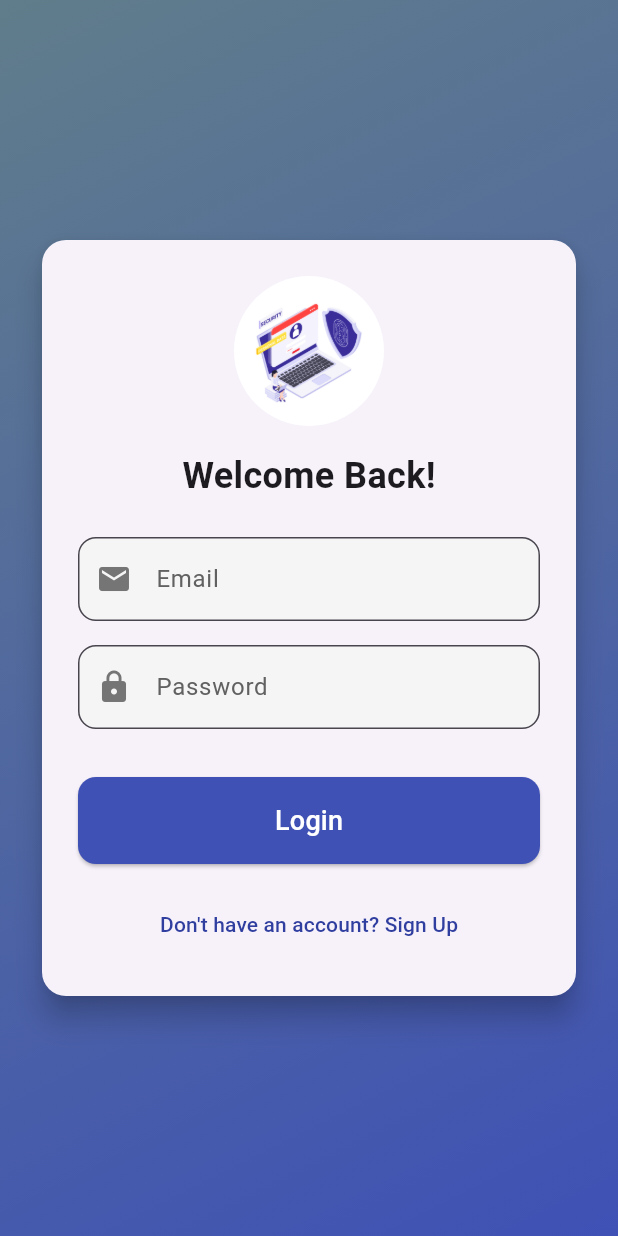
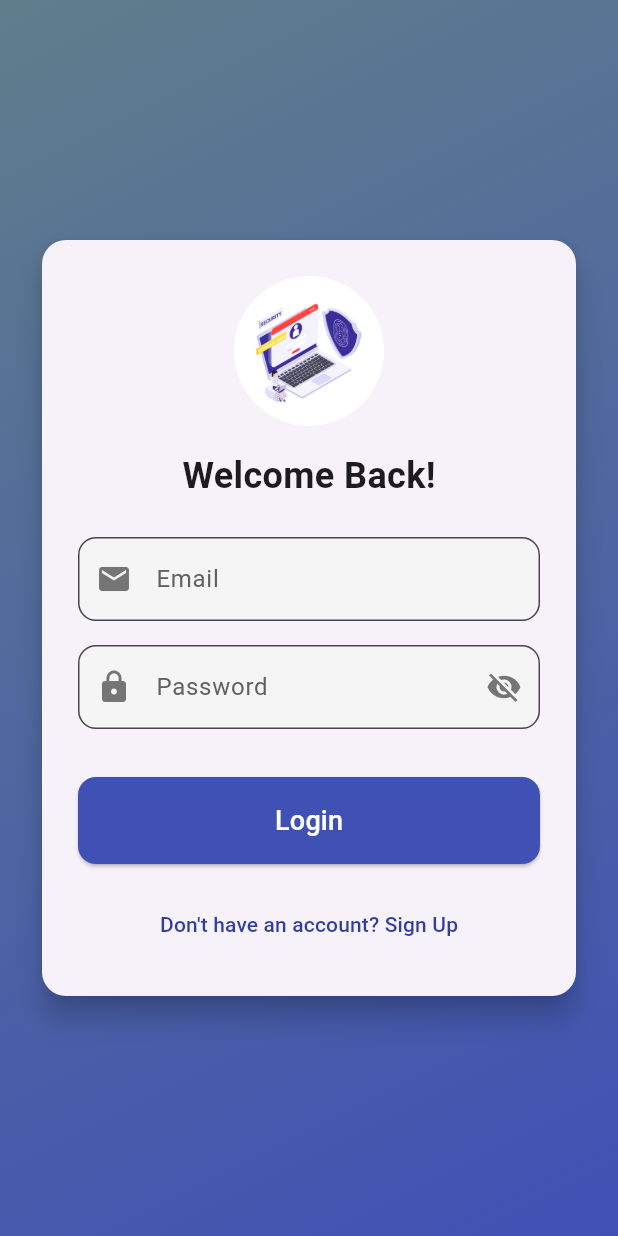
Before and after one commit to Ozias-Owusu/lend_ledger, a Flutter app: the LoginPage screen opened directly, on a phone screen of 412 x 824 dp. Run offline on Flutter 3.47's test engine with Material 3 defaults, Android fonts, the phone set to English and light mode, and no system bars; our stand-ins replace csv, flutter_slidable, flutter_speed_dial, google_fonts, image_picker, intl_phone_field and 5 more; missing offline and left inert: excel; accounts and stored records are empty.

Commit message:
login page, fixed with vie wpassword interest calculations fixed

```diff
--- a/lib/main.dart
+++ b/lib/main.dart
@@ -1,8 +1,11 @@
 import 'package:flutter/material.dart';
+import 'package:lend_ledger/pages/dashboard_page.dart';
 import 'package:lend_ledger/pages/landing_page.dart';
+import 'package:lend_ledger/pages/login_page.dart';
 import 'package:lend_ledger/state/app_state.dart';
 import 'package:permission_handler/permission_handler.dart';
 import 'package:provider/provider.dart';
+import 'package:shared_preferences/shared_preferences.dart';
 
 void main() async {
   WidgetsFlutterBinding.ensureInitialized();
@@ -12,7 +15,12 @@ void main() async {
   await _requestPermissions();
 
   await appState.loadFromDb();
-  runApp(MyApp(appState: appState));
+
+  // Check login status using SharedPreferences
+  final sp = await SharedPreferences.getInstance();
+  bool isLoggedIn = sp.getBool('isLoggedIn') ?? false;
+
+  runApp(MyApp(appState: appState, isLoggedIn: isLoggedIn));
 }
 // Function to request necessary permissions
 Future<void> _requestPermissions() async {
@@ -35,7 +43,8 @@ Future<void> _requestPermissions() async {
 
 class MyApp extends StatelessWidget {
   final AppState appState;
-  const MyApp({super.key, required this.appState});
+  final bool isLoggedIn;
+  const MyApp({super.key, required this.appState, required this.isLoggedIn});
 
   @override
   Widget build(BuildContext context) {
@@ -49,7 +58,8 @@ class MyApp extends StatelessWidget {
       child: MaterialApp(
         title: 'Loan Management',
         theme: ThemeData(primarySwatch: Colors.blue),
-        home: LandingPage(),
+        home: isLoggedIn ? LoginPage(): LandingPage(),
+        // home: LandingPage(),
         debugShowCheckedModeBanner: false,
       ),
     );
--- a/lib/pages/add_transaction_page.dart
+++ b/lib/pages/add_transaction_page.dart
@@ -51,7 +51,7 @@ class _AddTransactionPageState extends State<AddTransactionPage> {
     // Apply internal map
     if (_loanKind.toLowerCase().contains("daily")) {
       _loanKind = "daily";
-      _interestPercent = 5.0;
+      _interestPercent;
     } else if (_loanKind.toLowerCase().contains("soft")) {
       _loanKind = "soft";
       _interestPercent = 0.0;
@@ -226,7 +226,7 @@ class _AddTransactionPageState extends State<AddTransactionPage> {
 
   String _formatLoanDisplay(LoanRecord loan) {
     final currencySymbol = 'GHS';
-    final loanBalance = loan.remainingAmount;
+    final loanBalance = loan.amount;
 
     final loanDate = DateTime.tryParse(loan.date);
     final formattedDate = loanDate != null
--- a/lib/pages/login_page.dart
+++ b/lib/pages/login_page.dart
@@ -17,6 +17,7 @@ class _LoginPageState extends State<LoginPage> {
 
   bool _loading = false;
   bool _isLogin = true;
+  bool _showPassword = false;
 
   void _toggleFormType() {
     setState(() {
@@ -141,9 +142,9 @@ class _LoginPageState extends State<LoginPage> {
                       const SizedBox(height: 16),
                       _buildTextFormField(
                         controller: _passCtl,
+                        isPassword: true,
                         label: 'Password',
                         icon: Icons.lock,
-                        obscureText: true,
                         validator: (v) {
                           if (v == null || v.isEmpty) {
                             return 'Password is required';
@@ -200,30 +201,43 @@ class _LoginPageState extends State<LoginPage> {
       ),
     );
   }
-
-  // Helper method styling is updated for a card-based UI
   TextFormField _buildTextFormField({
     required TextEditingController controller,
     required String label,
-    required IconData icon,
+    IconData? icon,
     required String? Function(String?) validator,
-    bool obscureText = false,
+    bool isPassword = false,
     TextInputType keyboardType = TextInputType.text,
   }) {
     return TextFormField(
       controller: controller,
-      style: const TextStyle(color: Colors.black87), // Dark text for light card
+      style: const TextStyle(color: Colors.black87),
       decoration: InputDecoration(
         labelText: label,
         labelStyle: TextStyle(color: Colors.grey.shade700),
         prefixIcon: Icon(icon, color: Colors.grey.shade600),
+
+        suffixIcon: isPassword
+            ? IconButton(
+          icon: Icon(
+            _showPassword ? Icons.visibility : Icons.visibility_off,
+            color: Colors.grey.shade600,
+          ),
+          onPressed: () {
+            setState(() {
+              _showPassword = !_showPassword;
+            });
+          },
+        )
+            : null,
+
         border: OutlineInputBorder(
           borderRadius: BorderRadius.circular(12.0),
         ),
         filled: true,
-        fillColor: Colors.grey.shade100, // Light background for fields
+        fillColor: Colors.grey.shade100,
       ),
-      obscureText: obscureText,
+      obscureText: isPassword ? !_showPassword : false,
       validator: validator,
       keyboardType: keyboardType,
     );
```
Also changed, not shown: lib/pages/customer_ledger_page.dart (+16 -4 lines), lib/state/app_state.dart (+2 -241 lines).
